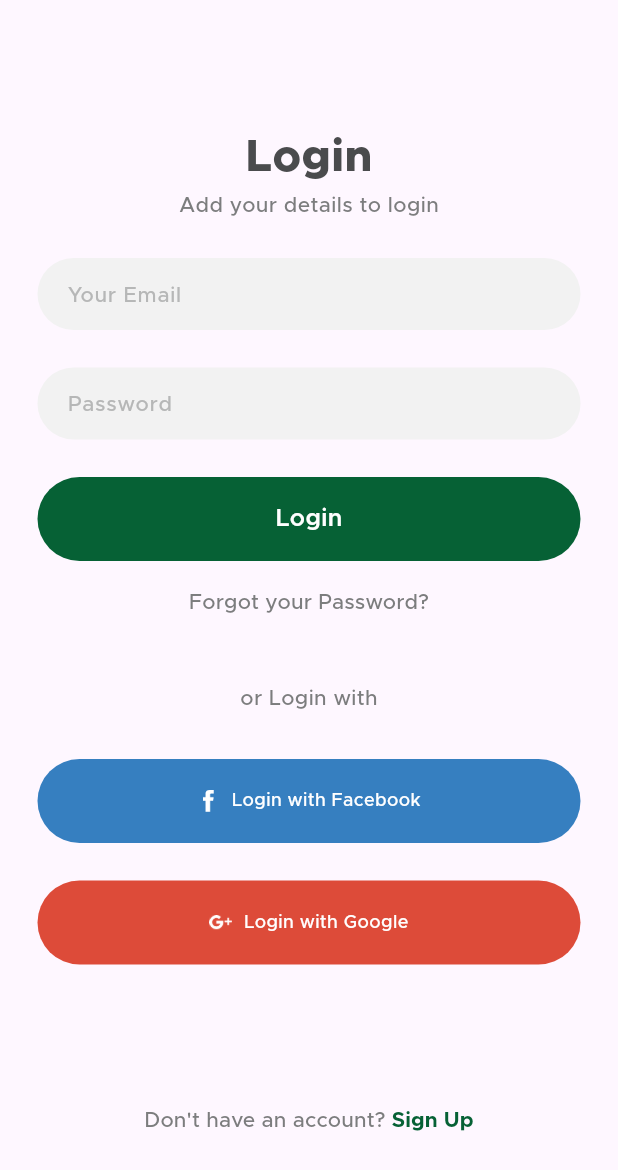
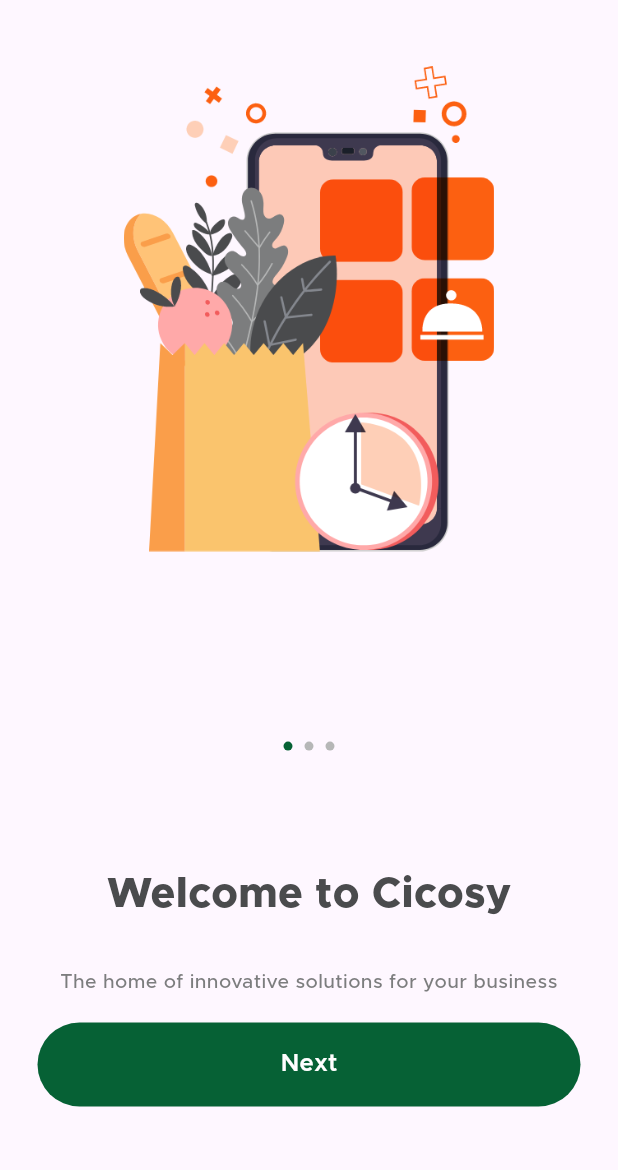
Before and after one commit to takudzwachitsungo/cicosy-app, a Flutter app: the LoginView screen opened directly, after a tap on "Login", on a phone screen of 412 x 824 dp. Shown: the top 1170 px of the screen. Run offline on Flutter 3.47's test engine with Material 3 defaults, Android fonts, the phone set to English and light mode, and no system bars; missing offline and left inert: otp_pin_field.

Commit message:
second commit

```diff
--- a/lib/view/login/login_view.dart
+++ b/lib/view/login/login_view.dart
@@ -4,6 +4,7 @@ import 'package:cicosy/common_widget/round_icon_button.dart';
 import 'package:cicosy/common_widget/round_textfield.dart';
 import 'package:cicosy/view/login/reset_password_view.dart';
 import 'package:cicosy/view/login/sign_up_view.dart';
+import 'package:cicosy/view/on_boarding/on_boarding_view.dart';
 import 'package:flutter/material.dart';
 
 class LoginView extends StatefulWidget {
@@ -72,7 +73,14 @@ class _LoginViewState extends State<LoginView> {
                     height: 25,
                     ),
 
-                RoundButton(title: "Login", onPressed: () {}
+                RoundButton(title: "Login", onPressed: () {
+                  Navigator.push(
+                      context,
+                      MaterialPageRoute(
+                        builder: (context) => const OnBoardingView()
+                      )
+                      );
+                }
                 ),
 
                 const SizedBox(
@@ -111,7 +119,11 @@ class _LoginViewState extends State<LoginView> {
                 const SizedBox(
                     height: 30,
                     ),
-                    RoundIconButton(icon: "assets/img/facebook_logo.png",title:  "Login with Facebook" ,  color: const  Color(0xff367FC0), onPressed: () {}),
+                    RoundIconButton(
+                      icon: "assets/img/facebook_logo.png",
+                      title:  "Login with Facebook" ,
+                      color: const  Color(0xff367FC0),
+                      onPressed: () {}),
 
 
                     const SizedBox(
--- /dev/null
+++ b/lib/view/on_boarding/on_boarding_view.dart
@@ -0,0 +1,171 @@
+import 'package:cicosy/common/color_extension.dart';
+import 'package:cicosy/common_widget/round_button.dart';
+import 'package:cicosy/view/main_tabview/main_tab_view.dart';
+import 'package:flutter/cupertino.dart';
+import 'package:flutter/material.dart';
+import 'package:flutter/widgets.dart';
+
+class OnBoardingView extends StatefulWidget {
+  const OnBoardingView({super.key});
+
+  @override
+  State<OnBoardingView> createState() => _OnBoardingViewState();
+}
+
+class _OnBoardingViewState extends State<OnBoardingView> {
+
+   int selectPage = 0;
+   PageController controller = PageController();
+
+  List pageArr = [
+    {
+    "title": "Welcome to Cicosy",
+    "subtitle": "The home of innovative solutions for your business",
+    "image": "assets/img/on_boarding_1.png"
+    },
+
+    {
+    "title": "Fast Delivery",
+    "subtitle": "Fast delivery of your products to your customers",
+    "image": "assets/img/on_boarding_2.png"
+    },
+
+    {
+    "title": "Live Tracking",
+    "subtitle": "Real-time tracking of your products to your customers",
+    "image": "assets/img/on_boarding_3.png"
+    },
+  ];
+
+  @override
+  void initState() {
+    // TODO: implement initState
+    super.initState();
+
+    controller.addListener(() {
+      setState(() {
+        selectPage = controller.page?.round() ??0;
+
+      });
+    });
+  }
+
+
+  @override
+  Widget build(BuildContext context) {
+    var media = MediaQuery.of(context).size;
+
+    return Scaffold(
+      body: Stack(
+        alignment: Alignment.center,
+        children: [
+        PageView.builder(
+          controller: controller,
+          itemCount: pageArr.length,
+          itemBuilder: ((context, index){
+            var pObj = pageArr[index] as Map? ??{};
+
+          return Column(
+
+            mainAxisSize: MainAxisSize.min,
+            children: [
+              Container(
+                width: media.width,
+                height: media.width,
+                alignment: Alignment.center,
+                child: Image.asset(pObj["image"].toString(), width: media.height * 0.3,fit: BoxFit.contain,
+                ),
+              ),
+
+             SizedBox(height: media.width *0.4,),
+
+            Text(
+              pObj["title"].toString(),
+              style: TextStyle(
+                color: TColor.primaryText,
+                fontSize: 28,
+                fontWeight: FontWeight.w800,
+              ),
+            ),
+
+            SizedBox(height: media.width *0.07,),
+
+             Text(
+              pObj["subtitle"].toString(),
+              textAlign: TextAlign.center,
+              style: TextStyle(
+                color: TColor.secondaryText,
+                fontSize: 13,
+                fontWeight: FontWeight.w500,
+              ),
+            ),
+
+             SizedBox(height: media.width *0.3,),
+            ],
+          );
+
+        }
+        ),
+        )
+
+       ,Column(
+        crossAxisAlignment: CrossAxisAlignment.center,
+        children: [
+
+           SizedBox(height: media.height *0.6,),
+
+
+        Row(
+
+          mainAxisAlignment: MainAxisAlignment.center,
+          children: pageArr.map((e){
+          int index = pageArr.indexOf(e);
+
+          return Container(
+            margin: const EdgeInsets.symmetric(horizontal: 4),
+            height: 6,
+            width: 6,
+           decoration: BoxDecoration(color: index == selectPage ? TColor.primary :
+           TColor.placeholder, borderRadius: BorderRadius.circular(4)),
+          );
+
+        }).toList(),),
+
+         SizedBox(height: media.height *0.22,),
+
+
+        Padding(
+          padding: const EdgeInsets.symmetric(horizontal:25),
+          child: RoundButton(title:"Next", onPressed: (){
+            if(selectPage >= 2){
+              // Home Screen
+
+              Navigator.push(
+                context,
+                MaterialPageRoute(
+                  builder: (context) => const MainTabView()
+                  )
+                  );
+
+            }else{
+              //Next Screen
+              setState(() {
+                selectPage = selectPage + 1;
+                controller.animateToPage(
+                selectPage, duration: const Duration(milliseconds: 500),
+                curve: Curves.easeIn);
+              });
+            }
+
+          }),
+        ),
+
+
+
+       ],)
+
+      ],
+      ),
+    );
+  }
+}
```
Also changed, not shown: lib/view/home/home_view.dart (added, +15 -0 lines), lib/view/main_tabview/main_tab_view.dart (added, +92 -0 lines).
